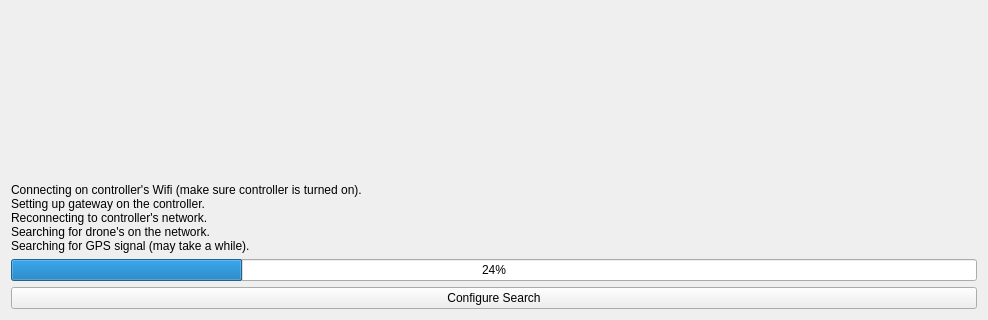
Qt form src/ui/welcomewidget.ui (jspngh/shae-workstation) before a commit; both pictures show x 0 to 988 and y 307 to 627 of the 988 by 627 pixel window.
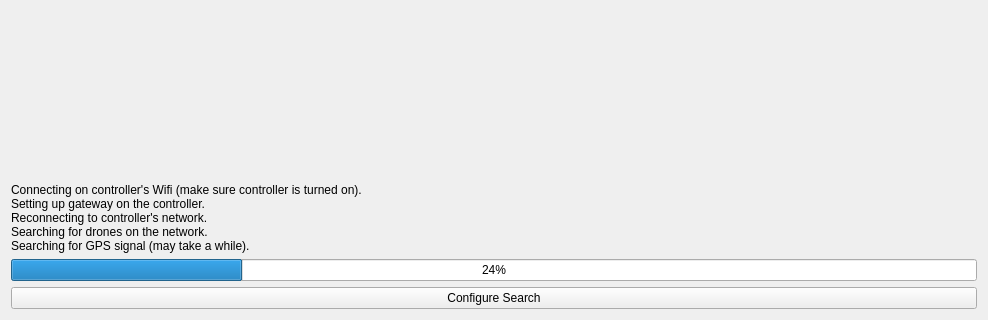
The same form after that commit.

Commit message: check if drones are available

Diff of the .ui file:
```diff
--- a/src/ui/welcomewidget.ui
+++ b/src/ui/welcomewidget.ui
@@ -30,7 +30,7 @@
           <string>Connecting on controller's Wifi (make sure controller is turned on).
 Setting up gateway on the controller.
 Reconnecting to controller's network.
-Searching for drone's on the network.
+Searching for drones on the network.
 Searching for GPS signal (may take a while).</string>
          </property>
         </widget>
```
The commit also changes 3 other files.
